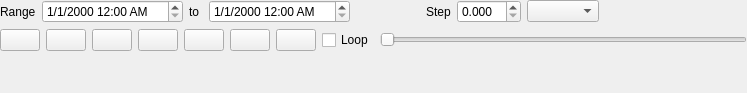
Qt form src/ui/qgstemporalcontrollerwidgetbase.ui (qgis/QGIS) before a commit.
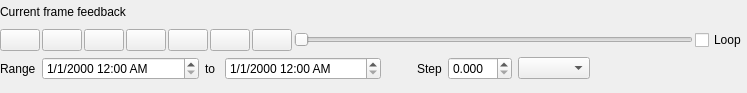
The same form after that commit. Icons and pictures are not drawn. Custom widgets are drawn as their Qt base class.

Commit message: [ui] Further tweaks to the temporal controller panel

Patch:
```diff
--- a/src/ui/qgstemporalcontrollerwidgetbase.ui
+++ b/src/ui/qgstemporalcontrollerwidgetbase.ui
@@ -27,7 +27,154 @@
     <number>0</number>
    </property>
    <item>
-    <layout class="QHBoxLayout" name="horizontalLayout_5" stretch="0,0,0,0,0,0,0,2,0,4,0">
+    <layout class="QHBoxLayout" name="horizontalLayout">
+     <item>
+      <widget class="QLabel" name="mCurrentRangeLabel">
+       <property name="sizePolicy">
+        <sizepolicy hsizetype="Expanding" vsizetype="Preferred">
+         <horstretch>0</horstretch>
+         <verstretch>0</verstretch>
+        </sizepolicy>
+       </property>
+       <property name="text">
+        <string>Current frame feedback</string>
+       </property>
+      </widget>
+     </item>
+     <item>
+      <widget class="QToolButton" name="mSettings">
+       <property name="text">
+        <string/>
+       </property>
+       <property name="icon">
+        <iconset resource="../../images/images.qrc">
+         <normaloff>:/images/themes/default/propertyicons/settings.svg</normaloff>:/images/themes/default/propertyicons/settings.svg</iconset>
+       </property>
+       <property name="autoRaise">
+        <bool>true</bool>
+       </property>
+      </widget>
+     </item>
+    </layout>
+   </item>
+   <item>
+    <layout class="QHBoxLayout" name="horizontalLayout">
+     <property name="spacing">
+      <number>2</number>
+     </property>
+     <item>
+      <widget class="QPushButton" name="mRewindButton">
+       <property name="text">
+        <string/>
+       </property>
+       <property name="icon">
+        <iconset resource="../../images/images.qrc">
+         <normaloff>:/images/themes/default/temporal_navigation/rewindToStart.svg</normaloff>:/images/themes/default/temporal_navigation/rewindToStart.svg</iconset>
+       </property>
+      </widget>
+     </item>
+     <item>
+      <widget class="QPushButton" name="mPreviousButton">
+       <property name="text">
+        <string/>
+       </property>
+       <property name="icon">
+        <iconset resource="../../images/images.qrc">
+         <normaloff>:/images/themes/default/temporal_navigation/previous.svg</normaloff>:/images/themes/default/temporal_navigation/previous.svg</iconset>
+       </property>
+      </widget>
+     </item>
+     <item>
+      <widget class="QPushButton" name="mBackButton">
+       <property name="text">
+        <string/>
+       </property>
+       <property name="icon">
+        <iconset resource="../../images/images.qrc">
+         <normaloff>:/images/themes/default/temporal_navigation/back.svg</normaloff>:/images/themes/default/temporal_navigation/back.svg</iconset>
+       </property>
+       <property name="checkable">
+        <bool>true</bool>
+       </property>
+      </widget>
+     </item>
+     <item>
+      <widget class="QPushButton" name="mStopButton">
+       <property name="text">
+        <string/>
+       </property>
+       <property name="icon">
+        <iconset resource="../../images/images.qrc">
+         <normaloff>:/images/themes/default/temporal_navigation/pause.svg</normaloff>:/images/themes/default/temporal_navigation/pause.svg</iconset>
+       </property>
+       <property name="checkable">
+        <bool>true</bool>
+       </property>
+      </widget>
+     </item>
+     <item>
+      <widget class="QPushButton" name="mForwardButton">
+       <property name="text">
+        <string/>
+       </property>
+       <property name="icon">
+        <iconset resource="../../images/images.qrc">
+         <normaloff>:/images/themes/default/temporal_navigation/forward.svg</normaloff>:/images/themes/default/temporal_navigation/forward.svg</iconset>
+       </property>
+       <property name="checkable">
+        <bool>true</bool>
+       </property>
+      </widget>
+     </item>
+     <item>
+      <widget class="QPushButton" name="mNextButton">
+       <property name="text">
+        <string/>
+       </property>
+       <property name="icon">
+        <iconset resource="../../images/images.qrc">
+         <normaloff>:/images/themes/default/temporal_navigation/next.svg</normaloff>:/images/themes/default/temporal_navigation/next.svg</iconset>
+       </property>
+      </widget>
+     </item>
+     <item>
+      <widget class="QPushButton" name="mFastForwardButton">
+       <property name="text">
+        <string/>
+       </property>
+       <property name="icon">
+        <iconset resource="../../images/images.qrc">
+         <normaloff>:/images/themes/default/temporal_navigation/skipToEnd.svg</normaloff>:/images/themes/default/temporal_navigation/skipToEnd.svg</iconset>
+       </property>
+      </widget>
+     </item>
+     <item>
+      <widget class="QSlider" name="mSlider">
+       <property name="orientation">
+        <enum>Qt::Horizontal</enum>
+       </property>
+       <property name="invertedAppearance">
+        <bool>false</bool>
+       </property>
+       <property name="tickPosition">
+        <enum>QSlider::NoTicks</enum>
+       </property>
+      </widget>
+     </item>
+     <item>
+      <widget class="QCheckBox" name="mLoopingCheckBox">
+       <property name="toolTip">
+        <string>Automatically reset and repeat the animation endlessly</string>
+       </property>
+       <property name="text">
+        <string>Loop</string>
+       </property>
+      </widget>
+     </item>
+    </layout>
+   </item>
+   <item>
+    <layout class="QHBoxLayout" name="horizontalLayout_5">
      <item>
       <widget class="QLabel" name="label_4">
        <property name="text">
@@ -37,6 +184,12 @@
      </item>
      <item>
       <widget class="QDateTimeEdit" name="mStartDateTime">
+       <property name="sizePolicy">
+        <sizepolicy hsizetype="MinimumExpanding" vsizetype="Fixed">
+         <horstretch>0</horstretch>
+         <verstretch>0</verstretch>
+        </sizepolicy>
+       </property>
        <property name="displayFormat">
         <string>M/d/yyyy h:mm AP</string>
        </property>
@@ -54,6 +207,12 @@
      </item>
      <item>
       <widget class="QDateTimeEdit" name="mEndDateTime">
+       <property name="sizePolicy">
+        <sizepolicy hsizetype="MinimumExpanding" vsizetype="Fixed">
+         <horstretch>0</horstretch>
+         <verstretch>0</verstretch>
+        </sizepolicy>
+       </property>
        <property name="displayFormat">
         <string>M/d/yyyy h:mm AP</string>
        </property>
@@ -76,22 +235,6 @@
        </property>
       </widget>
      </item>
-     <item>
-      <spacer name="horizontalSpacer_2">
-       <property name="orientation">
-        <enum>Qt::Horizontal</enum>
-       </property>
-       <property name="sizeType">
-        <enum>QSizePolicy::Maximum</enum>
-       </property>
-       <property name="sizeHint" stdset="0">
-        <size>
-         <width>40</width>
-         <height>20</height>
-        </size>
-       </property>
-      </spacer>
-     </item>
      <item>
       <widget class="QLabel" name="label_2">
        <property name="text">
@@ -141,142 +284,8 @@
        </property>
       </spacer>
      </item>
-     <item>
-      <widget class="QToolButton" name="mSettings">
-       <property name="text">
-        <string/>
-       </property>
-       <property name="icon">
-        <iconset resource="../../images/images.qrc">
-         <normaloff>:/images/themes/default/propertyicons/settings.svg</normaloff>:/images/themes/default/propertyicons/settings.svg</iconset>
-       </property>
-       <property name="autoRaise">
-        <bool>true</bool>
-       </property>
-      </widget>
-     </item>
     </layout>
    </item>
-   <item>
-    <layout class="QHBoxLayout" name="horizontalLayout">
-     <item>
-      <widget class="QPushButton" name="mRewindButton">
-       <property name="text">
-        <string/>
-       </property>
-       <property name="icon">
-        <iconset resource="../../images/images.qrc">
-         <normaloff>:/images/themes/default/temporal_navigation/rewindToStart.svg</normaloff>:/images/themes/default/temporal_navigation/rewindToStart.svg</iconset>
-       </property>
-      </widget>
-     </item>
-     <item>
-      <widget class="QPushButton" name="mPreviousButton">
-       <property name="text">
-        <string/>
-       </property>
-       <property name="icon">
-        <iconset resource="../../images/images.qrc">
-         <normaloff>:/images/themes/default/temporal_navigation/previous.svg</normaloff>:/images/themes/default/temporal_navigation/previous.svg</iconset>
-       </property>
-      </widget>
-     </item>
-     <item>
-      <widget class="QPushButton" name="mBackButton">
-       <property name="text">
-        <string/>
-       </property>
-       <property name="icon">
-        <iconset resource="../../images/images.qrc">
-         <normaloff>:/images/themes/default/temporal_navigation/back.svg</normaloff>:/images/themes/default/temporal_navigation/back.svg</iconset>
-       </property>
-       <property name="checkable">
-        <bool>true</bool>
-       </property>
-      </widget>
-     </item>
-     <item>
-      <widget class="QPushButton" name="mStopButton">
-       <property name="text">
-        <string/>
-       </property>
-       <property name="icon">
-        <iconset resource="../../images/images.qrc">
-         <normaloff>:/images/themes/default/temporal_navigation/pause.svg</normaloff>:/images/themes/default/temporal_navigation/pause.svg</iconset>
-       </property>
-       <property name="checkable">
-        <bool>true</bool>
-       </property>
-      </widget>
-     </item>
-     <item>
-      <widget class="QPushButton" name="mForwardButton">
-       <property name="text">
-        <string/>
-       </property>
-       <property name="icon">
-        <iconset resource="../../images/images.qrc">
-         <normaloff>:/images/themes/default/temporal_navigation/forward.svg</normaloff>:/images/themes/default/temporal_navigation/forward.svg</iconset>
-       </property>
-       <property name="checkable">
-        <bool>true</bool>
-       </property>
-      </widget>
-     </item>
-     <item>
-      <widget class="QPushButton" name="mNextButton">
-       <property name="text">
-        <string/>
-       </property>
-       <property name="icon">
-        <iconset resource="../../images/images.qrc">
-         <normaloff>:/images/themes/default/temporal_navigation/next.svg</normaloff>:/images/themes/default/temporal_navigation/next.svg</iconset>
-       </property>
-      </widget>
-     </item>
-     <item>
-      <widget class="QPushButton" name="mFastForwardButton">
-       <property name="text">
-        <string/>
-       </property>
-       <property name="icon">
-        <iconset resource="../../images/images.qrc">
-         <normaloff>:/images/themes/default/temporal_navigation/skipToEnd.svg</normaloff>:/images/themes/default/temporal_navigation/skipToEnd.svg</iconset>
-       </property>
-      </widget>
-     </item>
-     <item>
-      <widget class="QCheckBox" name="mLoopingCheckBox">
-       <property name="toolTip">
-        <string>Automatically reset and repeat the animation endlessly</string>
-       </property>
-       <property name="text">
-        <string>Loop</string>
-       </property>
-      </widget>
-     </item>
-     <item>
-      <widget class="QSlider" name="mSlider">
-       <property name="orientation">
-        <enum>Qt::Horizontal</enum>
-       </property>
-       <property name="invertedAppearance">
-        <bool>false</bool>
-       </property>
-       <property name="tickPosition">
-        <enum>QSlider::NoTicks</enum>
-       </property>
-      </widget>
-     </item>
-    </layout>
-   </item>
-   <item>
-    <widget class="QLabel" name="mCurrentRangeLabel">
-     <property name="text">
-      <string/>
-     </property>
-    </widget>
-   </item>
    <item>
     <spacer name="verticalSpacer">
      <property name="orientation">
```
The commit also changes 1 other file.
